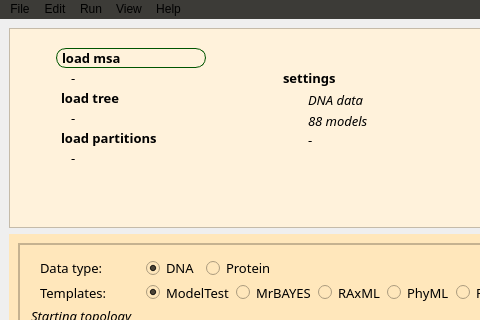
This is src/gui/xmodeltest.ui in ddarriba/modeltest as Qt 5 draws it before an edit; both pictures show x 0 to 480 and y 0 to 320 of the 842 by 739 pixel window. The edited form follows.
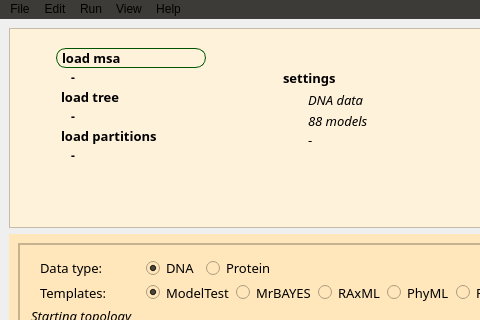
This is the edited form. Icons and pictures are not drawn.

The edit to the form file:
```diff
--- a/src/gui/xmodeltest.ui
+++ b/src/gui/xmodeltest.ui
@@ -226,7 +226,9 @@
                <property name="font">
                 <font>
                  <family>Courier 10 Pitch</family>
-                 <pointsize>10</pointsize>
+                 <pointsize>9</pointsize>
+                 <weight>75</weight>
+                 <bold>true</bold>
                 </font>
                </property>
                <property name="text">
@@ -284,7 +286,9 @@
                <property name="font">
                 <font>
                  <family>Courier 10 Pitch</family>
-                 <pointsize>10</pointsize>
+                 <pointsize>9</pointsize>
+                 <weight>75</weight>
+                 <bold>true</bold>
                 </font>
                </property>
                <property name="text">
@@ -342,7 +346,9 @@
                <property name="font">
                 <font>
                  <family>Courier 10 Pitch</family>
-                 <pointsize>10</pointsize>
+                 <pointsize>9</pointsize>
+                 <weight>75</weight>
+                 <bold>true</bold>
                 </font>
                </property>
                <property name="text">
```
Left out of the diff: 2 changed lines with no effect on the pictures.
